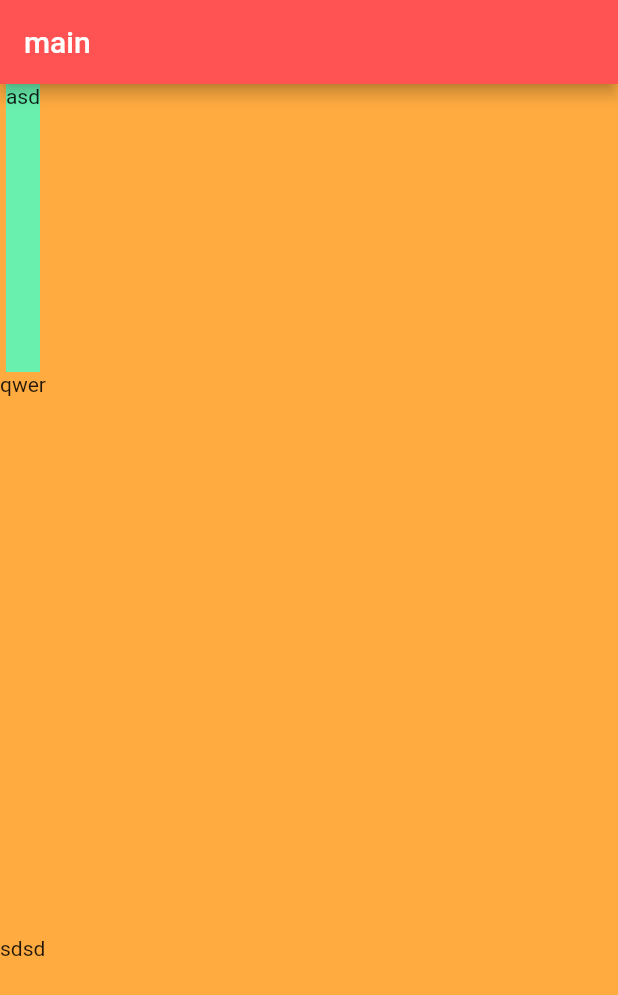
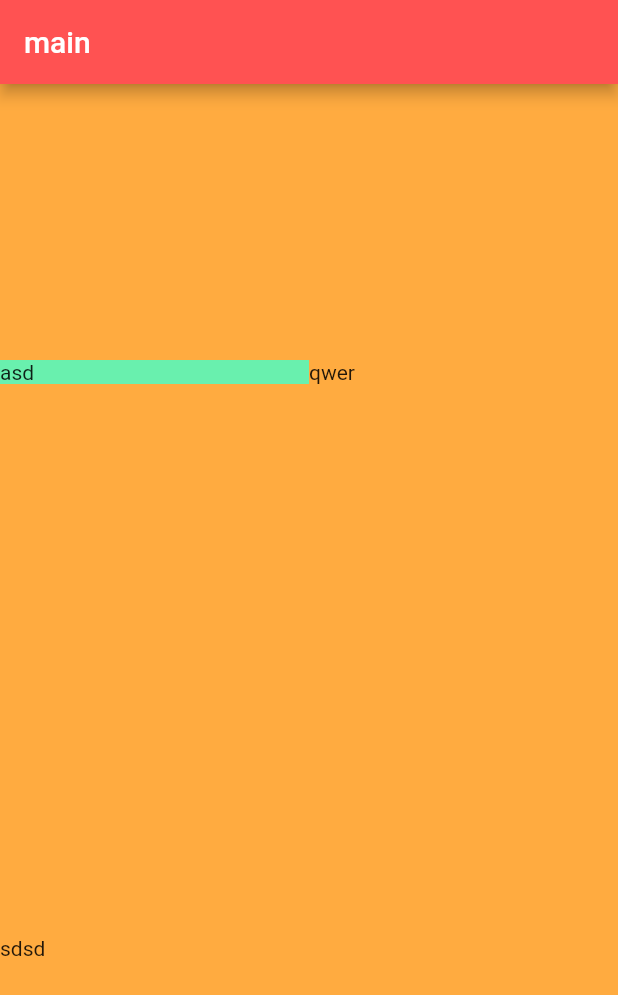
Before and after one commit to selpeapi/flutter_app2, a Flutter app: the screen it shows after launch, on a phone screen of 412 x 824 dp. Shown: the top 995 px of the screen. Run offline on Flutter 3.47's test engine with Material 2 defaults, Android fonts, the phone set to English and light mode, and no system bars.

Commit message:
2차 위젯 코드 정리

```diff
--- a/lib/main.dart
+++ b/lib/main.dart
@@ -24,14 +24,13 @@ class _MainPageState extends State<MainPage> {
   Widget build(BuildContext context) {
     return Container(
       child: Container(
+        //1
         color: Colors.orangeAccent,
         child: Column(
           children: [
             Expanded(
               flex: 1,
               child: Row(
-                children: [
-                  Column(
                 children: [
                   Expanded(
                     child: Container(
@@ -43,8 +42,6 @@ class _MainPageState extends State<MainPage> {
                   Expanded(
                     child: Text("qwer"),
                     flex: 1,
-                      )
-                    ],
                   )
                 ],
               ),
```
Lines whose indentation alone changed are shown as unchanged.
